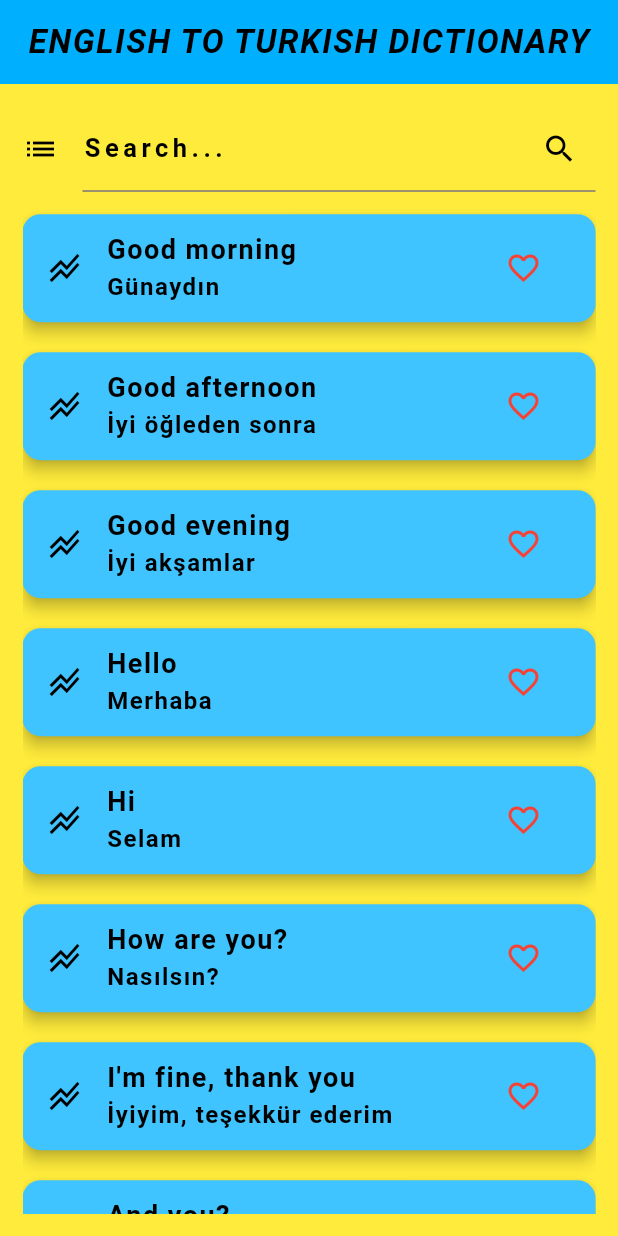
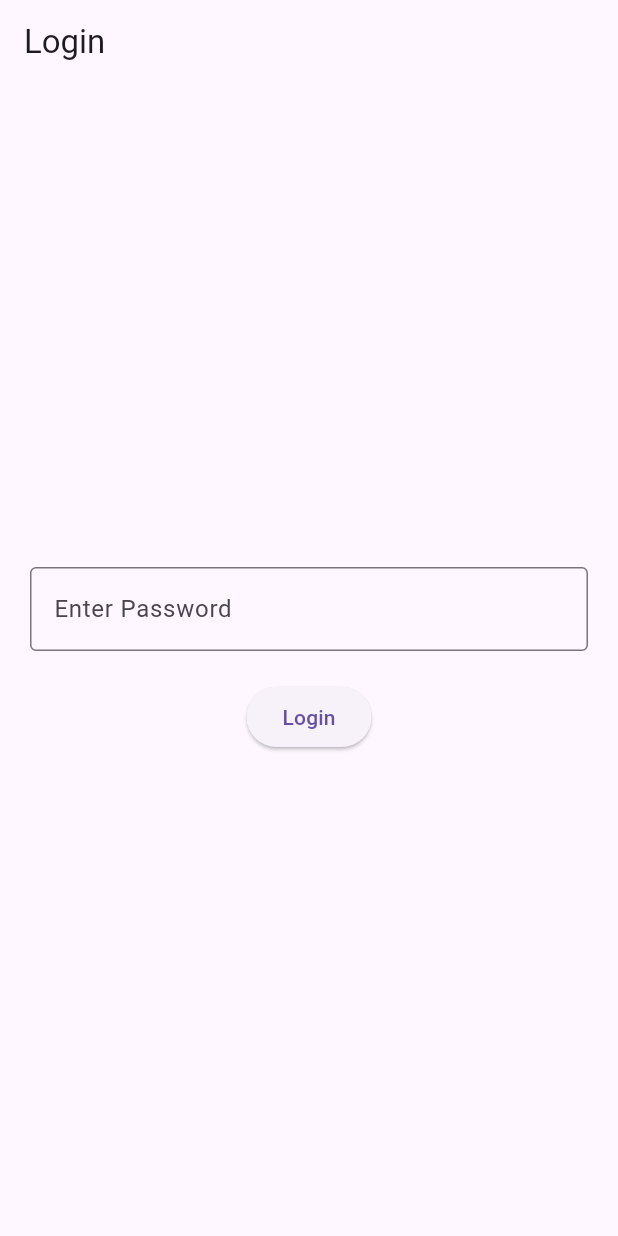
Before and after one commit to suhayblegend/Eng-To-Turk-Dictionary, a Flutter app: the screen it shows after launch, on a phone screen of 412 x 824 dp. Run offline on Flutter 3.47's test engine with Material 3 defaults, Android fonts, the phone set to English and light mode, and no system bars; our stand-ins replace sqflite; accounts and stored records are empty.

Commit message:
few chnages

```diff
--- a/lib/homepage.dart
+++ b/lib/homepage.dart
@@ -32,11 +32,77 @@ class Word {
   }
 }
 
+class LoginPage extends StatefulWidget {
+  const LoginPage({Key? key}) : super(key: key);
+
+  @override
+  _LoginPageState createState() => _LoginPageState();
+}
+
+class _LoginPageState extends State<LoginPage> {
+  final TextEditingController _passwordController = TextEditingController();
+  final String _correctPassword = 'naseristhebestteacher';
+
+  void _login() {
+    String enteredPassword = _passwordController.text.trim();
+    if (enteredPassword == _correctPassword) {
+      Navigator.pushReplacement(
+        context,
+        MaterialPageRoute(builder: (context) => const HomePage()),
+      );
+    } else {
+      showDialog(
+        context: context,
+        builder: (context) => AlertDialog(
+          title: const Text('Incorrect Password'),
+          content: const Text('Please enter the correct password to continue.'),
+          actions: [
+            TextButton(
+              onPressed: () => Navigator.pop(context),
+              child: const Text('OK'),
+            ),
+          ],
+        ),
+      );
+    }
+  }
+
+  @override
+  Widget build(BuildContext context) {
+    return Scaffold(
+      appBar: AppBar(
+        title: const Text('Login'),
+      ),
+      body: Padding(
+        padding: const EdgeInsets.all(20.0),
+        child: Column(
+          mainAxisAlignment: MainAxisAlignment.center,
+          children: [
+            TextField(
+              controller: _passwordController,
+              obscureText: true,
+              decoration: const InputDecoration(
+                labelText: 'Enter Password',
+                border: OutlineInputBorder(),
+              ),
+            ),
+            const SizedBox(height: 20.0),
+            ElevatedButton(
+              onPressed: _login,
+              child: const Text('Login'),
+            ),
+          ],
+        ),
+      ),
+    );
+  }
+}
+
 class HomePage extends StatefulWidget {
   const HomePage({Key? key}) : super(key: key);
 
   @override
-  State<HomePage> createState() => _HomePageState();
+  _HomePageState createState() => _HomePageState();
 }
 
 class _HomePageState extends State<HomePage> {
@@ -111,9 +177,9 @@ class _HomePageState extends State<HomePage> {
       backgroundColor: Colors.yellow.shade500,
       appBar: AppBar(
         backgroundColor: Colors.lightBlueAccent.shade400,
-        title: Text(
+        title: const Text(
           'ENGLISH TO TURKISH DICTIONARY',
-          style: const TextStyle(
+          style: TextStyle(
             fontStyle: FontStyle.italic,
             color: Colors.black,
             fontWeight: FontWeight.bold,
@@ -147,9 +213,7 @@ class _HomePageState extends State<HomePage> {
                 ),
               ),
             ),
-            const SizedBox(
-              height: 5,
-            ),
+            const SizedBox(height: 5),
             Expanded(
               child: _foundWords.isNotEmpty
                   ? ListView.builder(
@@ -205,7 +269,7 @@ class _HomePageState extends State<HomePage> {
               Column(
                 children: [
                   const SizedBox(height: 10),
-                  Text(
+                  const Text(
                     'Favorites',
                     style: TextStyle(
                       fontSize: 20,
@@ -235,7 +299,7 @@ class _HomePageState extends State<HomePage> {
 }
 
 void main() {
-  runApp(MaterialApp(
-    home: HomePage(),
+  runApp(const MaterialApp(
+    home: LoginPage(),
   ));
 }
```
